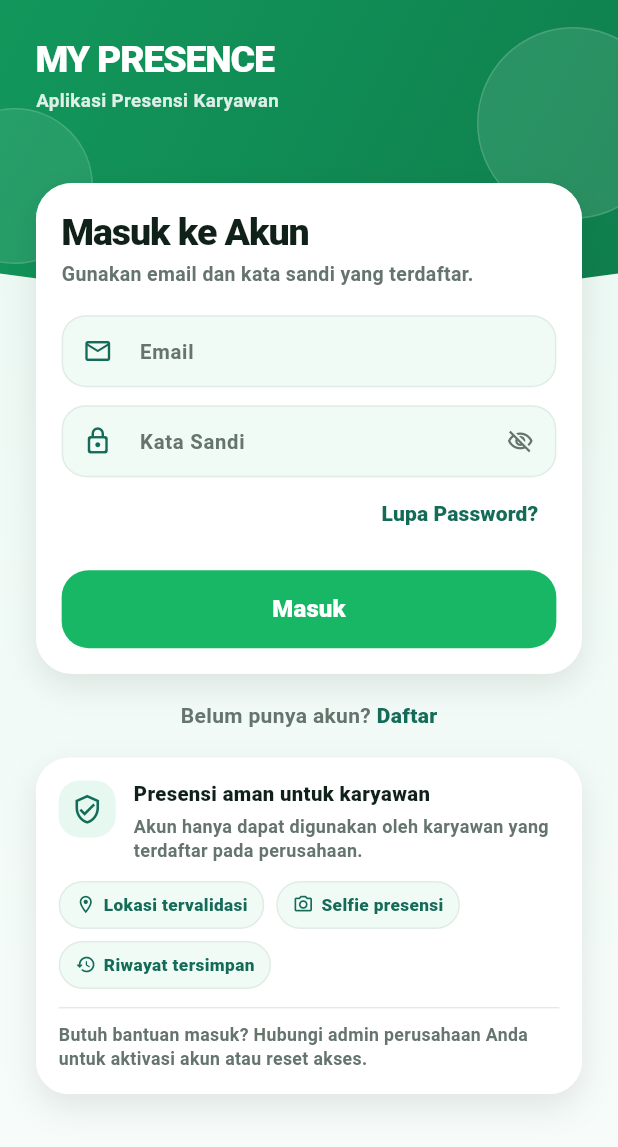
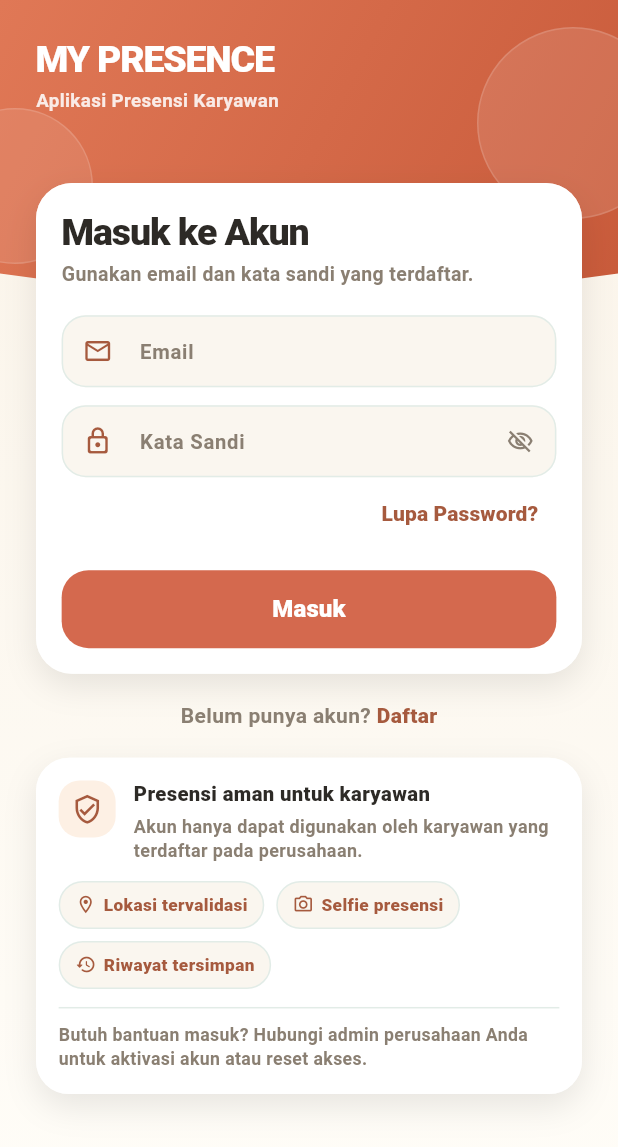
Before and after one commit to argajienbi/mypresence, a Flutter app: the screen it shows after launch, on a phone screen of 412 x 824 dp. Shown: the top 1147 px of the screen. Run offline on Flutter 3.47's test engine with Material 3 defaults, Android fonts, the light colour scheme and no system bars; our stand-ins replace camera, cloud_firestore, firebase_auth, firebase_core, firebase_database, firebase_messaging and 8 more; missing offline and left inert: mobile_scanner; accounts and stored records are empty.

Commit message:
style: warm paper lib/features/auth/auth_visuals.dart

```diff
--- a/lib/features/auth/auth_visuals.dart
+++ b/lib/features/auth/auth_visuals.dart
@@ -1,16 +1,16 @@
 import 'package:flutter/material.dart';
 
 class AuthUi {
-  static const Color bgTop = Color(0xFFEAF8F2);
-  static const Color bgBottom = Color(0xFFF7FCFA);
-  static const Color headerGreen = Color(0xFF12975B);
-  static const Color green = Color(0xFF18B765);
-  static const Color greenDark = Color(0xFF0F7E4D);
-  static const Color deepTeal = Color(0xFF146B58);
-  static const Color softGreen = Color(0xFFE6F8EF);
-  static const Color paleGreen = Color(0xFFF1FBF6);
-  static const Color text = Color(0xFF10211A);
-  static const Color muted = Color(0xFF66746E);
+  static const Color bgTop = Color(0xFFFAF3E8);
+  static const Color bgBottom = Color(0xFFFFFDF8);
+  static const Color headerGreen = Color(0xFFE07856);
+  static const Color green = Color(0xFFD4694E);
+  static const Color greenDark = Color(0xFFC85A3A);
+  static const Color deepTeal = Color(0xFFA65A3E);
+  static const Color softGreen = Color(0xFFFDF0E4);
+  static const Color paleGreen = Color(0xFFFAF6EF);
+  static const Color text = Color(0xFF2D2A26);
+  static const Color muted = Color(0xFF8A7F72);
   static const Color line = Color(0xFFE2ECE7);
   static const String appLogoAsset = 'assets/images/app_logo.png';
   static const String authIllustrationAsset = 'assets/images/auth_illustration.png';
```
